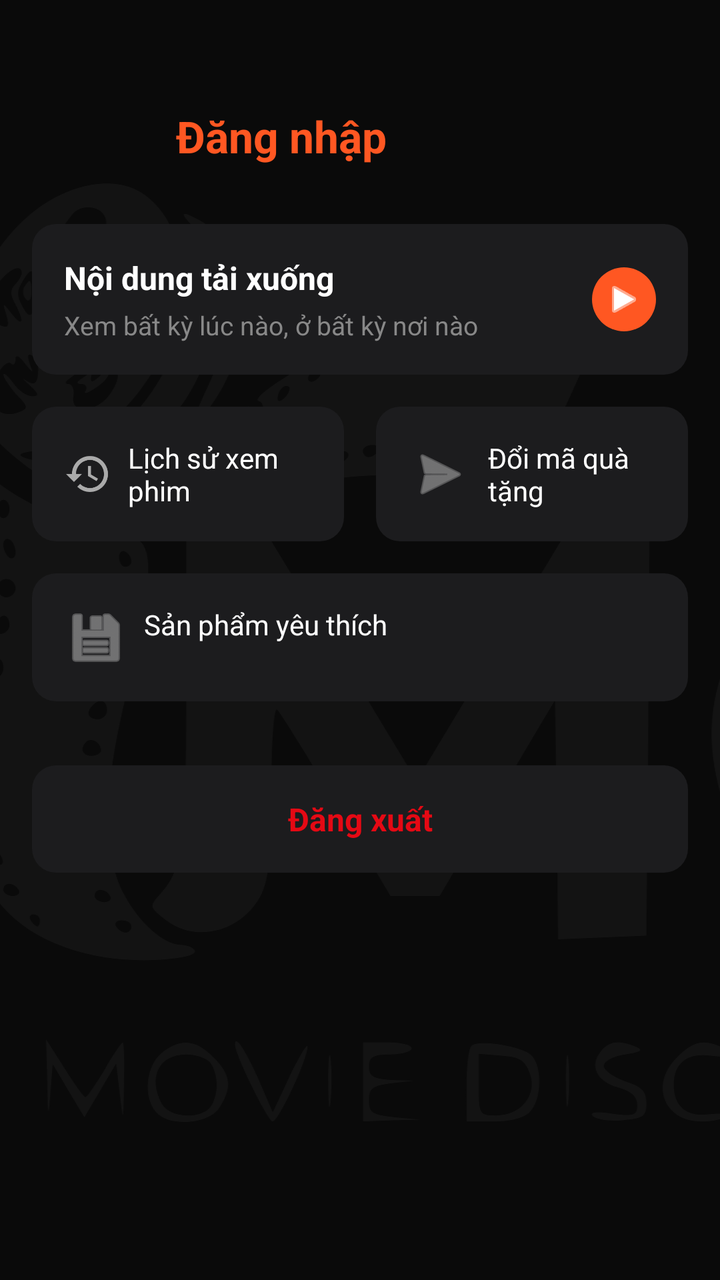
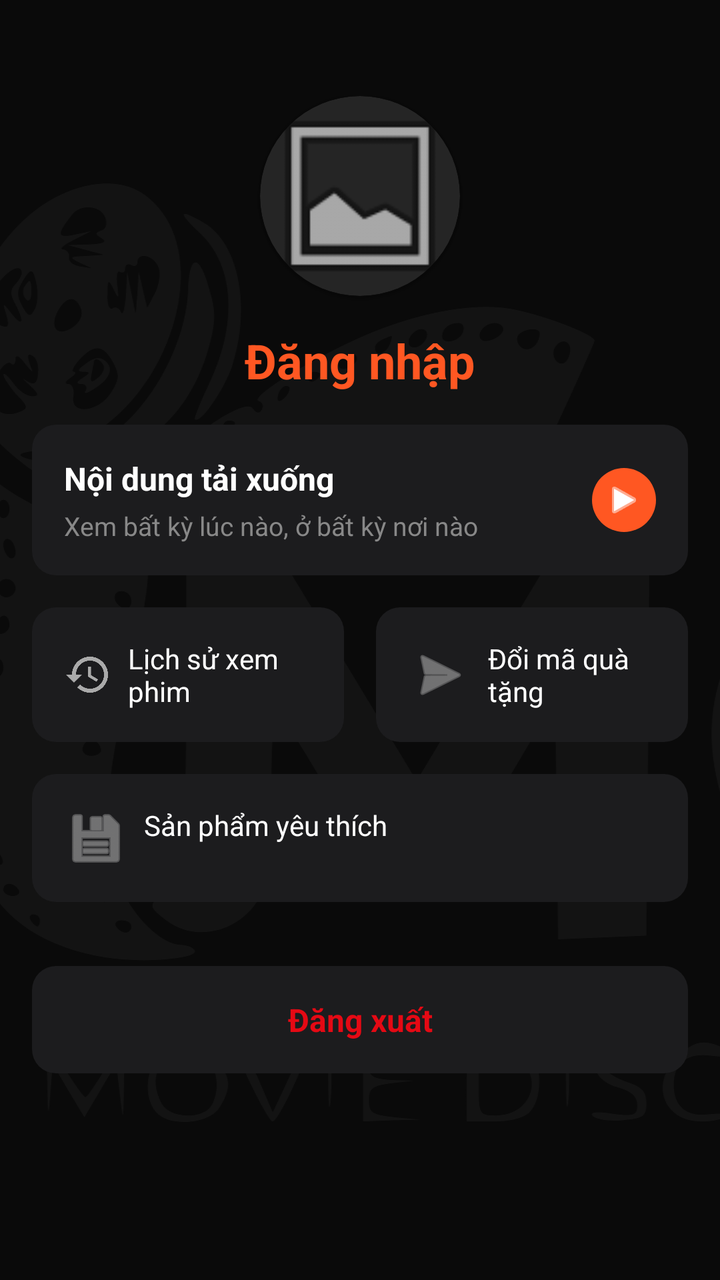

An Android layout rendered at two revisions. The XML below is the earlier revision; the diff shows what the commit changed to produce the second picture.
<!-- AndroidManifest.xml: application theme Theme.AppCompat.DayNight.NoActionBar -->
<!-- res/layout/fragment_more.xml -->
<?xml version="1.0" encoding="utf-8"?>
<androidx.constraintlayout.widget.ConstraintLayout xmlns:android="http://schemas.android.com/apk/res/android"
    xmlns:app="http://schemas.android.com/apk/res-auto"
    android:layout_width="match_parent"
    android:layout_height="match_parent"
    android:background="#0A0A0A">

    <ImageView
        android:id="@+id/imgMoreBackground"
        android:layout_width="match_parent"
        android:layout_height="match_parent"
        android:alpha="0.04"
        android:scaleType="centerCrop"
        android:src="@drawable/screenshot_2026_05_23_150929"
        app:layout_constraintBottom_toBottomOf="parent"
        app:layout_constraintEnd_toEndOf="parent"
        app:layout_constraintStart_toStartOf="parent"
        app:layout_constraintTop_toTopOf="parent" />

    <ScrollView
        android:layout_width="match_parent"
        android:layout_height="match_parent"
        android:fillViewport="true"
        app:layout_constraintBottom_toBottomOf="parent"
        app:layout_constraintEnd_toEndOf="parent"
        app:layout_constraintStart_toStartOf="parent"
        app:layout_constraintTop_toTopOf="parent">

        <LinearLayout
            android:layout_width="match_parent"
            android:layout_height="wrap_content"
            android:orientation="vertical"
            android:padding="16dp">

            <LinearLayout
                android:id="@+id/layoutProfileHeader"
                android:layout_width="match_parent"
                android:layout_height="wrap_content"
                android:layout_marginTop="24dp"
                android:clickable="true"
                android:focusable="true"
                android:gravity="center_vertical"
                android:orientation="horizontal">

                <ImageView
                    android:id="@+id/imgAvatar"
                    android:layout_width="56dp"
                    android:layout_height="56dp"
                    android:src="@mipmap/ic_launcher_round" />

                <LinearLayout
                    android:layout_width="wrap_content"
                    android:layout_height="wrap_content"
                    android:layout_marginStart="16dp"
                    android:orientation="vertical">

                    <TextView
                        android:id="@+id/tvProfileName"
                        android:layout_width="wrap_content"
                        android:layout_height="wrap_content"
                        android:text="Đăng nhập"
                        android:textColor="#FF5722"
                        android:textSize="22sp"
                        android:textStyle="bold" />

                    <TextView
                        android:id="@+id/tvProfileEmail"
                        android:layout_width="wrap_content"
                        android:layout_height="wrap_content"
                        android:layout_marginTop="4dp"
                        android:textColor="#888888"
                        android:textSize="14sp"
                        android:visibility="gone" />
                </LinearLayout>
            </LinearLayout>

            <TextView
                android:id="@+id/btnAccountInfo"
                android:layout_width="match_parent"
                android:layout_height="wrap_content"
                android:layout_marginTop="24dp"
                android:background="@drawable/bg_dark_rounded"
                android:drawableStart="@android:drawable/ic_menu_edit"
                android:drawableTint="#AAAAAA"
                android:drawablePadding="16dp"
                android:padding="16dp"
                android:text="Quản lý thông tin cá nhân"
                android:textColor="#FFFFFF"
                android:textStyle="bold"
                android:visibility="gone" />

            <LinearLayout
                android:layout_width="match_parent"
                android:layout_height="wrap_content"
                android:layout_marginTop="16dp"
                android:background="@drawable/bg_dark_rounded"
                android:gravity="center_vertical"
                android:orientation="horizontal"
                android:padding="16dp">

                <LinearLayout
                    android:layout_width="0dp"
                    android:layout_height="wrap_content"
                    android:layout_weight="1"
                    android:orientation="vertical">

                    <TextView
                        android:layout_width="wrap_content"
                        android:layout_height="wrap_content"
                        android:text="Nội dung tải xuống"
                        android:textColor="#FFFFFF"
                        android:textSize="16sp"
                        android:textStyle="bold" />

                    <TextView
                        android:layout_width="wrap_content"
                        android:layout_height="wrap_content"
                        android:layout_marginTop="4dp"
                        android:text="Xem bất kỳ lúc nào, ở bất kỳ nơi nào"
                        android:textColor="#888888"
                        android:textSize="13sp" />
                </LinearLayout>

                <ImageView
                    android:layout_width="32dp"
                    android:layout_height="32dp"
                    android:background="@drawable/circle_background"
                    android:backgroundTint="#FF5722"
                    android:padding="6dp"
                    android:src="@android:drawable/ic_media_play"
                    app:tint="#FFFFFF" />
            </LinearLayout>

            <LinearLayout
                android:layout_width="match_parent"
                android:layout_height="wrap_content"
                android:layout_marginTop="16dp"
                android:orientation="horizontal">

                <TextView
                    android:id="@+id/btnLibrary"
                    android:layout_width="0dp"
                    android:layout_height="wrap_content"
                    android:layout_marginEnd="8dp"
                    android:layout_weight="1"
                    android:background="@drawable/bg_dark_rounded"
                    android:drawableStart="@drawable/ic_history_circular"
                    android:drawableTint="#AAAAAA"
                    android:drawablePadding="8dp"
                    android:padding="16dp"
                    android:text="Lịch sử xem phim"
                    android:textColor="#FFFFFF" />

                <TextView
                    android:id="@+id/btnGift"
                    android:layout_width="0dp"
                    android:layout_height="wrap_content"
                    android:layout_marginStart="8dp"
                    android:layout_weight="1"
                    android:background="@drawable/bg_dark_rounded"
                    android:drawableStart="@android:drawable/ic_menu_send"
                    android:drawableTint="#AAAAAA"
                    android:drawablePadding="8dp"
                    android:padding="16dp"
                    android:text="Đổi mã quà tặng"
                    android:textColor="#FFFFFF" />
            </LinearLayout>

            <TextView
                android:id="@+id/btnFavorites"
                android:layout_width="match_parent"
                android:layout_height="wrap_content"
                android:layout_marginTop="16dp"
                android:background="@drawable/bg_dark_rounded"
                android:drawableStart="@android:drawable/ic_menu_save"
                android:drawableTint="#AAAAAA"
                android:drawablePadding="8dp"
                android:padding="16dp"
                android:text="Sản phẩm yêu thích"
                android:textColor="#FFFFFF" />

            <TextView
                android:id="@+id/btnLogout"
                android:layout_width="match_parent"
                android:layout_height="wrap_content"
                android:layout_marginTop="32dp"
                android:layout_marginBottom="32dp"
                android:background="@drawable/bg_dark_rounded"
                android:gravity="center"
                android:padding="16dp"
                android:text="Đăng xuất"
                android:textColor="#E50914"
                android:textSize="16sp"
                android:textStyle="bold" />

        </LinearLayout>
    </ScrollView>

</androidx.constraintlayout.widget.ConstraintLayout>
<!-- resources referenced by this layout -->
<resources>
  <!-- drawable bg_dark_rounded (drawable) -->
  <?xml version="1.0" encoding="utf-8"?>
  <shape xmlns:android="http://schemas.android.com/apk/res/android"
      android:shape="rectangle">
      <solid android:color="#1C1C1E" />
      <corners android:radius="12dp" />
  </shape>
  <!-- drawable circle_background (drawable) -->
  <?xml version="1.0" encoding="utf-8"?>
  <shape xmlns:android="http://schemas.android.com/apk/res/android"
      android:shape="oval">
      <solid android:color="#FFFFFF" />
  </shape>
  <!-- drawable ic_history_circular (drawable) -->
  <vector xmlns:android="http://schemas.android.com/apk/res/android" android:height="24dp" android:tint="#000000" android:viewportHeight="24" android:viewportWidth="24" android:width="24dp">
        
      <path android:fillColor="@android:color/white" android:pathData="M13,3c-4.97,0 -9,4.03 -9,9L1,12l3.89,3.89 0.07,0.14L9,12L6,12c0,-3.87 3.13,-7 7,-7s7,3.13 7,7 -3.13,7 -7,7c-1.93,0 -3.68,-0.79 -4.94,-2.06l-1.42,1.42C8.27,19.99 10.51,21 13,21c4.97,0 9,-4.03 9,-9s-4.03,-9 -9,-9zM12,8v5l4.28,2.54 0.72,-1.21 -3.5,-2.08L13.5,8L12,8z"/>
      
  </vector>
  <!-- drawable screenshot_2026_05_23_150929: vector/xml drawable (drawable, 15398 chars, omitted) -->
  <!-- mipmap ic_launcher_round (mipmap-anydpi-v26) -->
  <?xml version="1.0" encoding="utf-8"?>
  <adaptive-icon xmlns:android="http://schemas.android.com/apk/res/android">
      <background android:drawable="@color/ic_launcher_background"/>
      <foreground android:drawable="@mipmap/ic_launcher_foreground"/>
  </adaptive-icon>
  <color name="ic_launcher_background">#F3F7F8</color>
</resources>

<!-- the commit's change to res/layout/fragment_more.xml (unified diff, before → after) -->
@@ -36,22 +36,32 @@
                 android:id="@+id/layoutProfileHeader"
                 android:layout_width="match_parent"
                 android:layout_height="wrap_content"
-                android:layout_marginTop="24dp"
+                android:layout_marginTop="32dp"
                 android:clickable="true"
                 android:focusable="true"
-                android:gravity="center_vertical"
-                android:orientation="horizontal">
-
-                <ImageView
-                    android:id="@+id/imgAvatar"
-                    android:layout_width="56dp"
-                    android:layout_height="56dp"
-                    android:src="@mipmap/ic_launcher_round" />
+                android:gravity="center"
+                android:orientation="vertical">
+
+                <androidx.cardview.widget.CardView
+                    android:layout_width="100dp"
+                    android:layout_height="100dp"
+                    app:cardCornerRadius="50dp"
+                    app:cardElevation="4dp"
+                    app:cardBackgroundColor="#252525">
+
+                    <ImageView
+                        android:id="@+id/imgAvatar"
+                        android:layout_width="match_parent"
+                        android:layout_height="match_parent"
+                        android:scaleType="centerCrop"
+                        android:src="@android:drawable/ic_menu_gallery" />
+                </androidx.cardview.widget.CardView>
 
                 <LinearLayout
                     android:layout_width="wrap_content"
                     android:layout_height="wrap_content"
-                    android:layout_marginStart="16dp"
+                    android:layout_marginTop="16dp"
+                    android:gravity="center_horizontal"
                     android:orientation="vertical">
 
                     <TextView
@@ -60,7 +70,7 @@
                         android:layout_height="wrap_content"
                         android:text="Đăng nhập"
                         android:textColor="#FF5722"
-                        android:textSize="22sp"
+                        android:textSize="24sp"
                         android:textStyle="bold" />
 
                     <TextView
@@ -78,7 +88,7 @@
                 android:id="@+id/btnAccountInfo"
                 android:layout_width="match_parent"
                 android:layout_height="wrap_content"
-                android:layout_marginTop="24dp"
+                android:layout_marginTop="32dp"
                 android:background="@drawable/bg_dark_rounded"
                 android:drawableStart="@android:drawable/ic_menu_edit"
                 android:drawableTint="#AAAAAA"
<!-- resource entries referenced after the edit -->
@@ -20,12 +20,5 @@
       
   </vector>
   <!-- drawable screenshot_2026_05_23_150929: vector/xml drawable (drawable, 15398 chars, omitted) -->
-  <!-- mipmap ic_launcher_round (mipmap-anydpi-v26) -->
-  <?xml version="1.0" encoding="utf-8"?>
-  <adaptive-icon xmlns:android="http://schemas.android.com/apk/res/android">
-      <background android:drawable="@color/ic_launcher_background"/>
-      <foreground android:drawable="@mipmap/ic_launcher_foreground"/>
-  </adaptive-icon>
-  <color name="ic_launcher_background">#F3F7F8</color>
 </resources>
 
